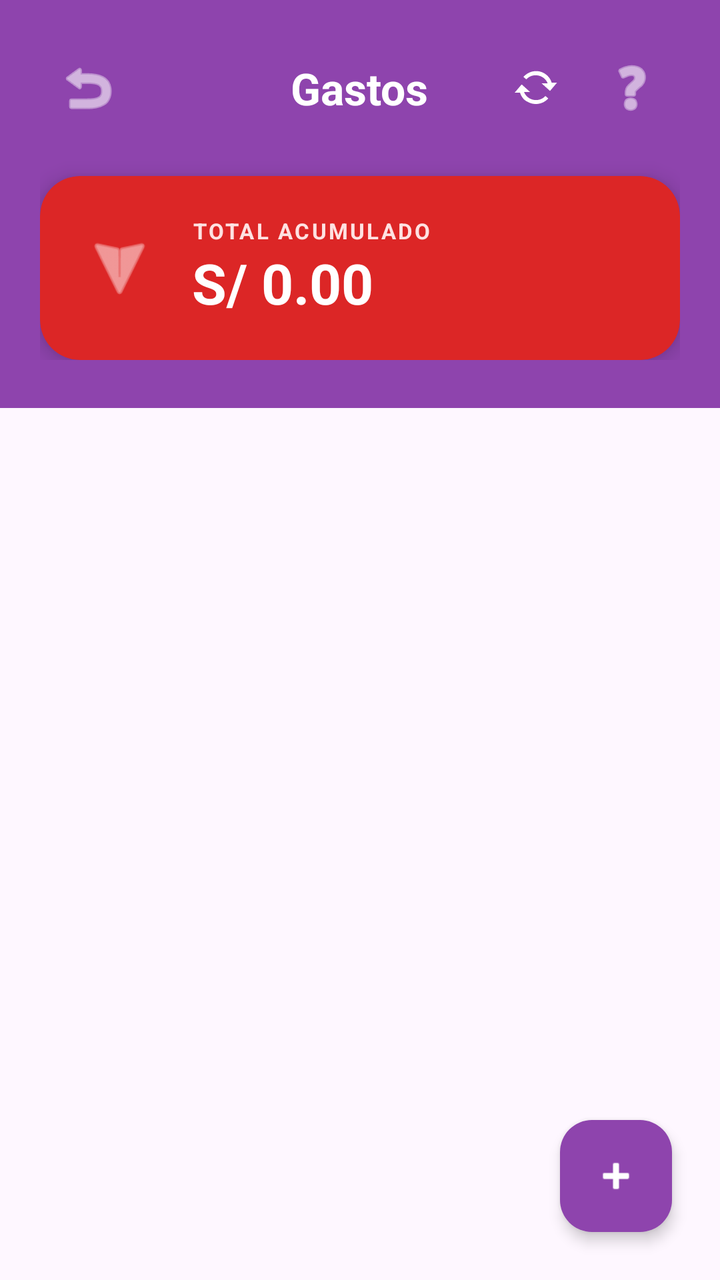
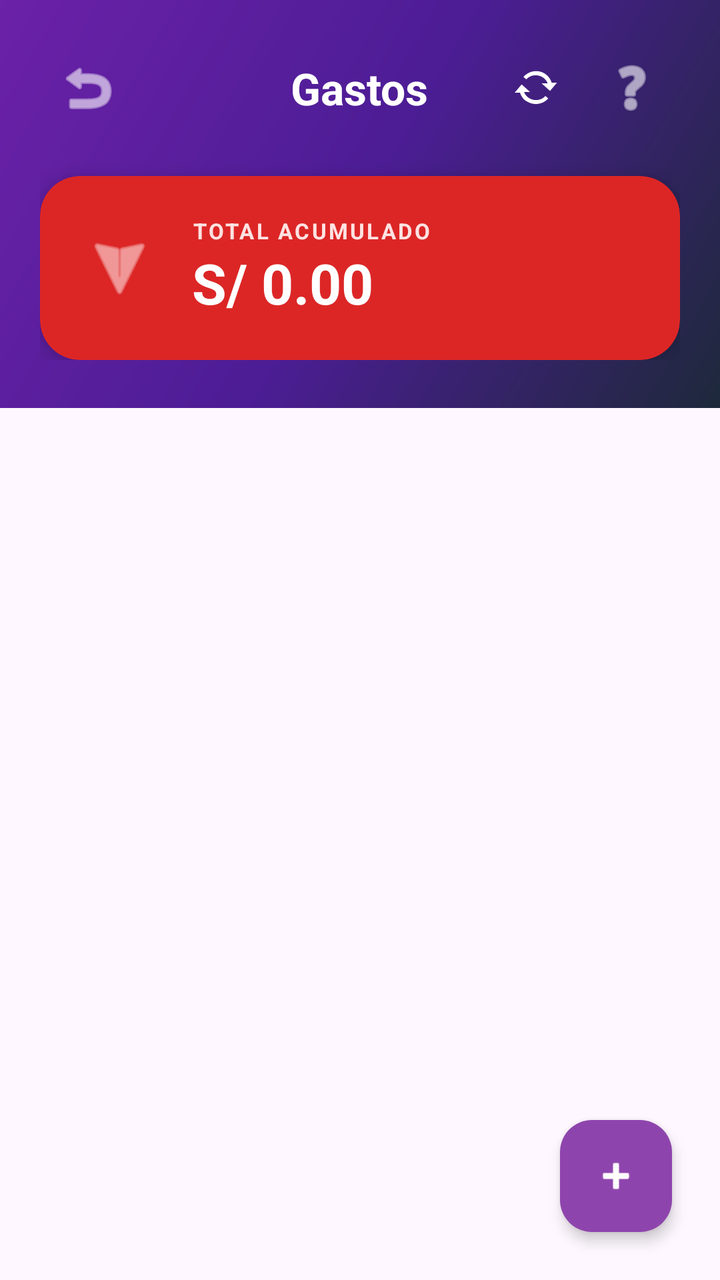

Compare the two renders of this Android layout. The source of the first and the diff that turns it into the second are given below.
<!-- AndroidManifest.xml: application theme Theme.Naxor -->
<!-- res/layout/activity_gastos.xml -->
<?xml version="1.0" encoding="utf-8"?>
<androidx.coordinatorlayout.widget.CoordinatorLayout xmlns:android="http://schemas.android.com/apk/res/android"
    xmlns:app="http://schemas.android.com/apk/res-auto"
    android:layout_width="match_parent"
    android:layout_height="match_parent"
    android:background="?attr/colorSurface">

    <com.google.android.material.appbar.AppBarLayout
        android:layout_width="match_parent"
        android:layout_height="wrap_content"
        android:background="#8E44AD"
        app:elevation="4dp">

        <LinearLayout
            android:layout_width="match_parent"
            android:layout_height="wrap_content"
            android:orientation="vertical"
            android:paddingHorizontal="20dp"
            android:paddingTop="20dp"
            android:paddingBottom="24dp">

            <RelativeLayout
                android:layout_width="match_parent"
                android:layout_height="wrap_content">
                <ImageButton
                    android:id="@+id/btnBackGastos"
                    android:layout_width="48dp"
                    android:layout_height="48dp"
                    android:background="?attr/selectableItemBackgroundBorderless"
                    android:src="@android:drawable/ic_menu_revert"
                    app:tint="@android:color/white"
                    android:contentDescription="Regresar" />

                <TextView
                    android:layout_width="wrap_content"
                    android:layout_height="wrap_content"
                    android:layout_centerInParent="true"
                    android:text="Gastos"
                    android:textSize="22sp"
                    android:textStyle="bold"
                    android:textColor="@android:color/white" />

                <ImageButton
                    android:id="@+id/btnSyncIndicator"
                    android:layout_width="48dp"
                    android:layout_height="48dp"
                    android:layout_toStartOf="@id/btnHelpGastos"
                    android:background="?attr/selectableItemBackgroundBorderless"
                    android:src="@android:drawable/stat_notify_sync"
                    app:tint="@android:color/white"
                    android:contentDescription="Sincronización" />

                <ImageButton
                    android:id="@+id/btnHelpGastos"
                    android:layout_width="48dp"
                    android:layout_height="48dp"
                    android:layout_alignParentEnd="true"
                    android:background="?attr/selectableItemBackgroundBorderless"
                    android:src="@android:drawable/ic_menu_help"
                    app:tint="@android:color/white"
                    android:contentDescription="Ayuda" />
            </RelativeLayout>

            
            <com.google.android.material.card.MaterialCardView
                android:layout_width="match_parent"
                android:layout_height="wrap_content"
                android:layout_marginTop="20dp"
                app:cardBackgroundColor="@color/red_600"
                app:cardCornerRadius="20dp"
                app:cardElevation="6dp"
                app:strokeWidth="0dp">
                <LinearLayout
                    android:layout_width="match_parent"
                    android:layout_height="wrap_content"
                    android:orientation="horizontal"
                    android:gravity="center_vertical"
                    android:padding="20dp">

                    <ImageView
                        android:layout_width="40dp"
                        android:layout_height="40dp"
                        android:src="@android:drawable/ic_menu_send"
                        android:rotation="90"
                        app:tint="#FEE2E2" />

                    <LinearLayout
                        android:layout_width="0dp"
                        android:layout_weight="1"
                        android:layout_height="wrap_content"
                        android:orientation="vertical"
                        android:layout_marginStart="16dp">
                        <TextView
                            android:layout_width="wrap_content"
                            android:layout_height="wrap_content"
                            android:text="TOTAL ACUMULADO"
                            android:textSize="11sp"
                            android:textStyle="bold"
                            android:textColor="#FEE2E2"
                            android:letterSpacing="0.1" />
                        <TextView
                            android:id="@+id/tvTotalGastosMes"
                            android:layout_width="wrap_content"
                            android:layout_height="wrap_content"
                            android:text="S/ 0.00"
                            android:textSize="28sp"
                            android:textStyle="bold"
                            android:textColor="@android:color/white" />
                    </LinearLayout>
                </LinearLayout>
            </com.google.android.material.card.MaterialCardView>
        </LinearLayout>
    </com.google.android.material.appbar.AppBarLayout>

    <androidx.recyclerview.widget.RecyclerView
        android:id="@+id/rvGastos"
        android:layout_width="match_parent"
        android:layout_height="match_parent"
        app:layout_behavior="@string/appbar_scrolling_view_behavior"
        android:paddingTop="12dp"
        android:paddingBottom="100dp"
        android:clipToPadding="false" />

    <LinearLayout
        android:id="@+id/layoutEmptyGastos"
        android:layout_width="match_parent"
        android:layout_height="wrap_content"
        android:layout_gravity="center"
        android:gravity="center"
        android:orientation="vertical"
        android:visibility="gone">

        <ImageView
            android:layout_width="120dp"
            android:layout_height="120dp"
            android:src="@android:drawable/ic_menu_edit"
            android:alpha="0.2"
            app:tint="?attr/colorOnSurfaceVariant" />

        <TextView
            android:layout_width="wrap_content"
            android:layout_height="wrap_content"
            android:layout_marginTop="16dp"
            android:text="Sin gastos registrados"
            android:textColor="?attr/colorOnSurfaceVariant"
            android:textSize="16sp"
            android:textStyle="bold" />
    </LinearLayout>

    <com.google.android.material.floatingactionbutton.FloatingActionButton
        android:id="@+id/fabAddGasto"
        android:layout_width="wrap_content"
        android:layout_height="wrap_content"
        android:layout_gravity="bottom|end"
        android:layout_margin="24dp"
        android:src="@android:drawable/ic_input_add"
        app:tint="@android:color/white"
        app:backgroundTint="#8E44AD"
        app:elevation="4dp"
        android:contentDescription="Añadir Gasto" />

</androidx.coordinatorlayout.widget.CoordinatorLayout>
<!-- resources referenced by this layout -->
<resources>
  <color name="red_600">#DC2626</color>
  <style name="Theme.Naxor" parent="Base.Theme.Naxor" />
  <style name="Base.Theme.Naxor" parent="Theme.Material3.DayNight.NoActionBar">
          
          
      </style>
</resources>

<!-- the commit's change to res/layout/activity_gastos.xml (unified diff, before → after) -->
@@ -8,7 +8,7 @@
     <com.google.android.material.appbar.AppBarLayout
         android:layout_width="match_parent"
         android:layout_height="wrap_content"
-        android:background="#8E44AD"
+        android:background="@drawable/bg_header_purple_gradient"
         app:elevation="4dp">
 
         <LinearLayout
<!-- resource entries referenced after the edit -->
@@ -1,6 +1,15 @@
 <!-- resources referenced by this layout -->
 <resources>
   <color name="red_600">#DC2626</color>
+  <!-- drawable bg_header_purple_gradient (drawable) -->
+  <?xml version="1.0" encoding="utf-8"?>
+  <shape xmlns:android="http://schemas.android.com/apk/res/android">
+      <gradient
+          android:startColor="#6B21A8"
+          android:centerColor="#4C1D95"
+          android:endColor="#1E293B"
+          android:angle="315" />
+  </shape>
   <style name="Theme.Naxor" parent="Base.Theme.Naxor" />
   <style name="Base.Theme.Naxor" parent="Theme.Material3.DayNight.NoActionBar">
           
